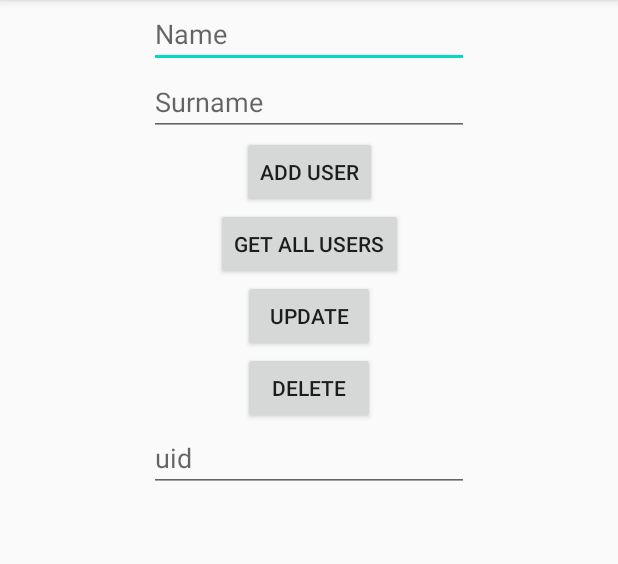
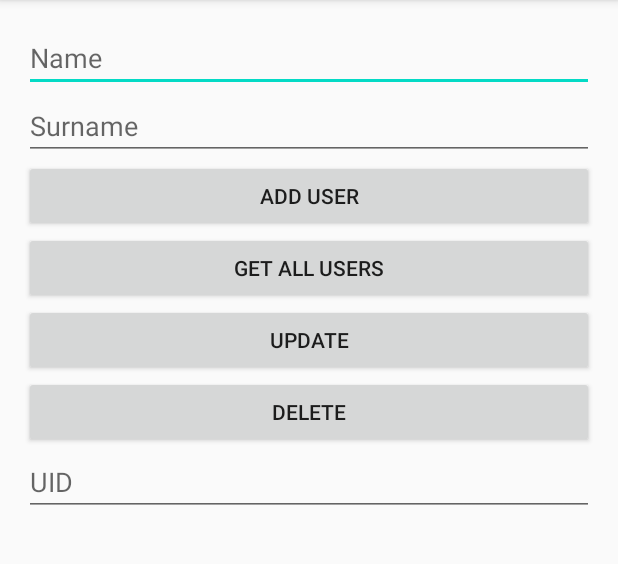
Before and after one commit to Vitaly-Mashkov/AndroidRoom, an Android app: the screen it shows after launch (MainActivity), on a phone screen of 412 x 824 dp, the part 84-648 px from its top. Run offline under Robolectric (Android 15) with nearby library versions, the phone set to English and light mode, and no system bars; our stand-ins replace Room's generated code, RxJava.

Commit message:
small refactoring

```diff
--- a/app/src/main/java/com/example/androidroom/activity/MainActivity.kt
+++ b/app/src/main/java/com/example/androidroom/activity/MainActivity.kt
@@ -7,25 +7,30 @@ import android.view.View
 import android.widget.Toast
 import androidx.appcompat.app.AppCompatActivity
 import com.example.androidroom.R
+import com.example.androidroom.databinding.ActivityMainBinding
 import com.example.androidroom.room.DbCallback
-import com.example.androidroom.room.DbManager
+import com.example.androidroom.room.DbProvider
 import com.example.androidroom.entity.User
-import kotlinx.android.synthetic.main.activity_main.*
 
 class MainActivity : AppCompatActivity(), DbCallback, View.OnClickListener {
 
+    lateinit var binding: ActivityMainBinding
     override fun onCreate(savedInstanceState: Bundle?) {
         super.onCreate(savedInstanceState)
-        setContentView(R.layout.activity_main)
+        binding = ActivityMainBinding.inflate(layoutInflater)
+        setContentView(binding.root)
 
-        button_add.setOnClickListener(this)
-        button_get_all.setOnClickListener(this)
-        button_update.setOnClickListener(this)
-        button_delete.setOnClickListener(this)
+        DbProvider.initialize(this)
+        binding.let {
+            it.buttonAdd.setOnClickListener(this)
+            it.buttonGetAll.setOnClickListener(this)
+            it.buttonUpdate.setOnClickListener(this)
+            it.buttonDelete.setOnClickListener(this)
+        }
     }
 
     override fun onDestroy() {
-        DbManager.getInstance(this)?.disposeAll()
+        DbProvider.disposeAll()
         super.onDestroy()
     }
 
@@ -36,23 +41,23 @@ class MainActivity : AppCompatActivity(), DbCallback, View.OnClickListener {
     override fun onUserDeleted() = showToast("user deleted")
 
     private fun add() {
-        if (!TextUtils.isEmpty(user_name.text) && !TextUtils.isEmpty(user_surname.text))
-            DbManager.getInstance(this)?.addUser(
+        if (!TextUtils.isEmpty(binding.userName.text) && !TextUtils.isEmpty(binding.userSurname.text))
+            DbProvider.addUser(
                     this,
-                    User(user_name.text.toString(), user_surname.text.toString())
+                    User(binding.userName.text.toString(), binding.userSurname.text.toString())
             )
     }
 
     private fun update() {
-        if (!TextUtils.isEmpty(uid.text) && !TextUtils.isEmpty(user_name.text) &&
-                !TextUtils.isEmpty(user_surname.text))
-            DbManager.getInstance(this)?.updateUser(this, uid.text.toString().toInt(),
-                    User(user_name.text.toString(), user_surname.text.toString()))
+        if (!TextUtils.isEmpty(binding.uid.text) && !TextUtils.isEmpty(binding.userName.text) &&
+                !TextUtils.isEmpty(binding.userSurname.text))
+            DbProvider.updateUser(this, binding.uid.text.toString().toInt(),
+                    User(binding.userSurname.text.toString(), binding.userSurname.text.toString()))
     }
 
     private fun delete() {
-        if (!TextUtils.isEmpty(uid.text.toString()))
-            DbManager.getInstance(this)?.deleteUser(this, uid.text.toString().toInt())
+        if (!TextUtils.isEmpty(binding.uid.text.toString()))
+            DbProvider.deleteUser(this, binding.uid.text.toString().toInt())
     }
 
     override fun onClick(v: View) {
--- a/app/src/main/java/com/example/androidroom/room/DbManager.kt
+++ b/app/src/main/java/com/example/androidroom/room/DbProvider.kt
@@ -8,11 +8,14 @@ import io.reactivex.android.schedulers.AndroidSchedulers
 import io.reactivex.disposables.CompositeDisposable
 import io.reactivex.schedulers.Schedulers
 
-class DbManager private constructor(context: Context) {
-
+object DbProvider {
+    private const val DB_NAME = "app_db"
+    private lateinit var db: AppDatabase
     private val disposable: CompositeDisposable = CompositeDisposable()
 
-    private val db = Room.databaseBuilder(context, AppDatabase::class.java, DB_NAME).build()
+    fun initialize(context: Context){
+        db = Room.databaseBuilder(context, AppDatabase::class.java, DB_NAME).build()
+    }
 
     fun getUsers(dbCallback: DbCallback) {
         val d = db.userDao()
@@ -59,14 +62,4 @@ class DbManager private constructor(context: Context) {
     fun disposeAll() {
         disposable.clear()
     }
-
-    companion object {
-        const val DB_NAME = "app_db"
-        private var instance: DbManager? = null
-        fun getInstance(context: Context): DbManager? {
-            if (instance == null)
-                instance = DbManager(context)
-            return instance
-        }
-    }
 }
--- a/app/src/main/res/layout/activity_main.xml
+++ b/app/src/main/res/layout/activity_main.xml
@@ -1,76 +1,76 @@
 <?xml version="1.0" encoding="utf-8"?>
-<androidx.constraintlayout.widget.ConstraintLayout xmlns:android="http://schemas.android.com/apk/res/android"
+<androidx.constraintlayout.widget.ConstraintLayout
+    xmlns:android="http://schemas.android.com/apk/res/android"
     xmlns:app="http://schemas.android.com/apk/res-auto"
     xmlns:tools="http://schemas.android.com/tools"
     android:layout_width="match_parent"
     android:layout_height="match_parent"
-    tools:context=".activity.MainActivity">
+    tools:context=".activity.MainActivity"
+    android:padding="16dp">
 
     <EditText
         android:id="@+id/user_name"
-        android:layout_width="wrap_content"
+        android:layout_width="0dp"
         android:layout_height="wrap_content"
-        android:ems="10"
         android:inputType="textPersonName"
-        android:hint="Name"
+        android:hint="@string/name_hint"
         app:layout_constraintEnd_toEndOf="parent"
         app:layout_constraintStart_toStartOf="parent"
         app:layout_constraintTop_toTopOf="parent" />
 
     <EditText
         android:id="@+id/user_surname"
-        android:layout_width="wrap_content"
+        android:layout_width="0dp"
         android:layout_height="wrap_content"
-        android:ems="10"
         android:inputType="textPersonName"
-        android:hint="Surname"
+        android:hint="@string/surname_hint"
         app:layout_constraintEnd_toEndOf="parent"
         app:layout_constraintStart_toStartOf="parent"
         app:layout_constraintTop_toBottomOf="@+id/user_name" />
 
     <Button
         android:id="@+id/button_add"
-        android:layout_width="wrap_content"
+        android:layout_width="0dp"
         android:layout_height="wrap_content"
-        android:text="add user"
+        android:text="@string/btn_add_user"
         app:layout_constraintEnd_toEndOf="parent"
         app:layout_constraintStart_toStartOf="parent"
         app:layout_constraintTop_toBottomOf="@+id/user_surname" />
 
     <Button
         android:id="@+id/button_get_all"
-        android:layout_width="wrap_content"
+        android:layout_width="0dp"
         android:layout_height="wrap_content"
-        android:text="get all users"
+        android:text="@string/btn_get_all_users"
         app:layout_constraintEnd_toEndOf="parent"
         app:layout_constraintStart_toStartOf="parent"
         app:layout_constraintTop_toBottomOf="@+id/button_add" />
 
     <Button
         android:id="@+id/button_update"
-        android:layout_width="wrap_content"
+        android:layout_width="0dp"
         android:layout_height="wrap_content"
-        android:text="update"
+        android:text="@string/btn_update"
         app:layout_constraintEnd_toEndOf="parent"
         app:layout_constraintStart_toStartOf="parent"
         app:layout_constraintTop_toBottomOf="@+id/button_get_all" />
 
     <Button
         android:id="@+id/button_delete"
-        android:layout_width="wrap_content"
+        android:layout_width="0dp"
         android:layout_height="wrap_content"
-        android:text="delete"
+        android:text="@string/btn_delete"
         app:layout_constraintEnd_toEndOf="parent"
         app:layout_constraintStart_toStartOf="parent"
         app:layout_constraintTop_toBottomOf="@+id/button_update" />
 
     <EditText
         android:id="@+id/uid"
-        android:layout_width="wrap_content"
+        android:layout_width="0dp"
         android:layout_height="wrap_content"
         android:ems="10"
         android:inputType="numberDecimal"
-        android:hint="uid"
+        android:hint="@string/uid_hint"
         app:layout_constraintEnd_toEndOf="parent"
         app:layout_constraintStart_toStartOf="parent"
         app:layout_constraintTop_toBottomOf="@+id/button_delete" />
--- a/app/src/main/res/layout/activity_main_recycler.xml
+++ b/app/src/main/res/layout/activity_main_recycler.xml
@@ -1,11 +1,10 @@
 <?xml version="1.0" encoding="utf-8"?>
 <LinearLayout xmlns:android="http://schemas.android.com/apk/res/android"
-    xmlns:app="http://schemas.android.com/apk/res-auto"
     xmlns:tools="http://schemas.android.com/tools"
     android:layout_width="match_parent"
     android:layout_height="match_parent"
-    tools:context=".activity.MainActivity">
-
+    tools:context=".activity.RecyclerMainActivity"
+    android:padding="16dp">
 
     <androidx.recyclerview.widget.RecyclerView
         android:layout_width="match_parent"
--- a/app/src/main/res/values/strings.xml
+++ b/app/src/main/res/values/strings.xml
@@ -1,3 +1,13 @@
 <resources>
     <string name="app_name">AndroidRoom</string>
+    <string name="name_hint">Name</string>
+    <string name="surname_hint">Surname</string>
+    <string name="btn_update">update</string>
+    <string name="btn_get_all_users">get all users</string>
+    <string name="btn_delete">delete</string>
+    <string name="uid_hint">UID</string>
+    <string name="btn_add_user">add user</string>
+    <string name="id_placeholder">Id: %1$d</string>
+    <string name="name_placeholder">Name: %1$s</string>
+    <string name="surname_placeholder">Surname: %1$s</string>
 </resources>
```
Also changed, not shown: app/build.gradle (+8 -4 lines), app/src/main/java/com/example/androidroom/activity/RecyclerMainActivity.kt (+9 -9 lines), app/src/main/java/com/example/androidroom/adapters/MyAdapter.kt (deleted, +0 -38 lines), app/src/main/java/com/example/androidroom/adapters/UserAdapter.kt (added, +39 -0 lines), app/src/main/res/layout/rv_item.xml (+4 -4 lines), build.gradle (+3 -6 lines).
